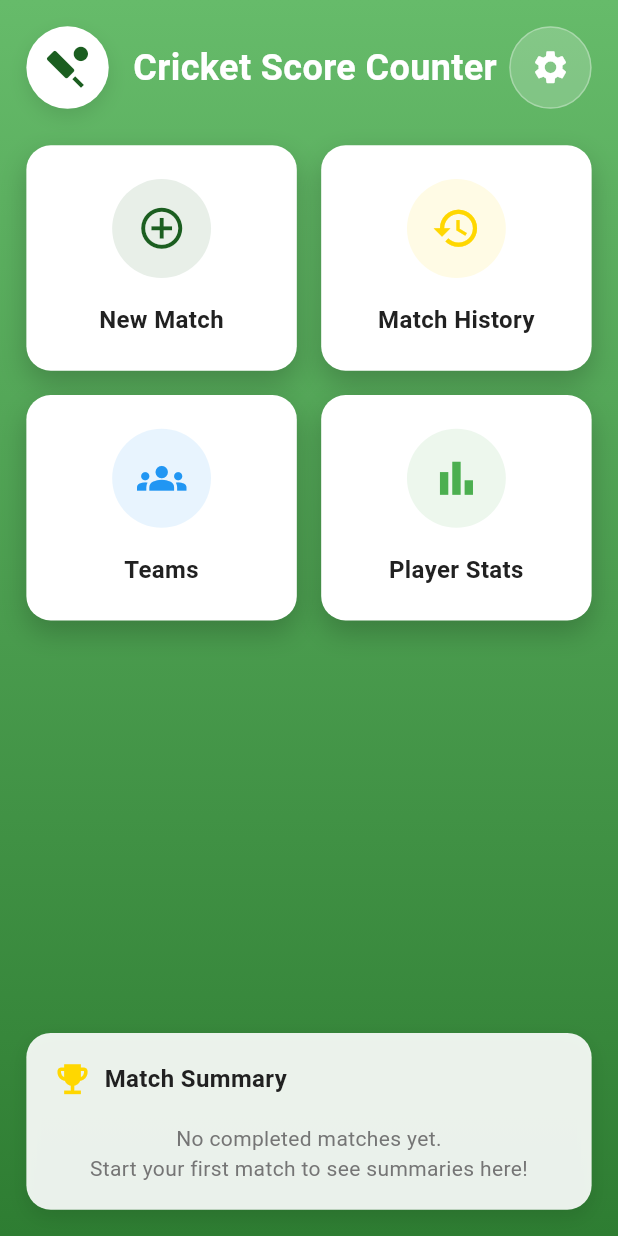
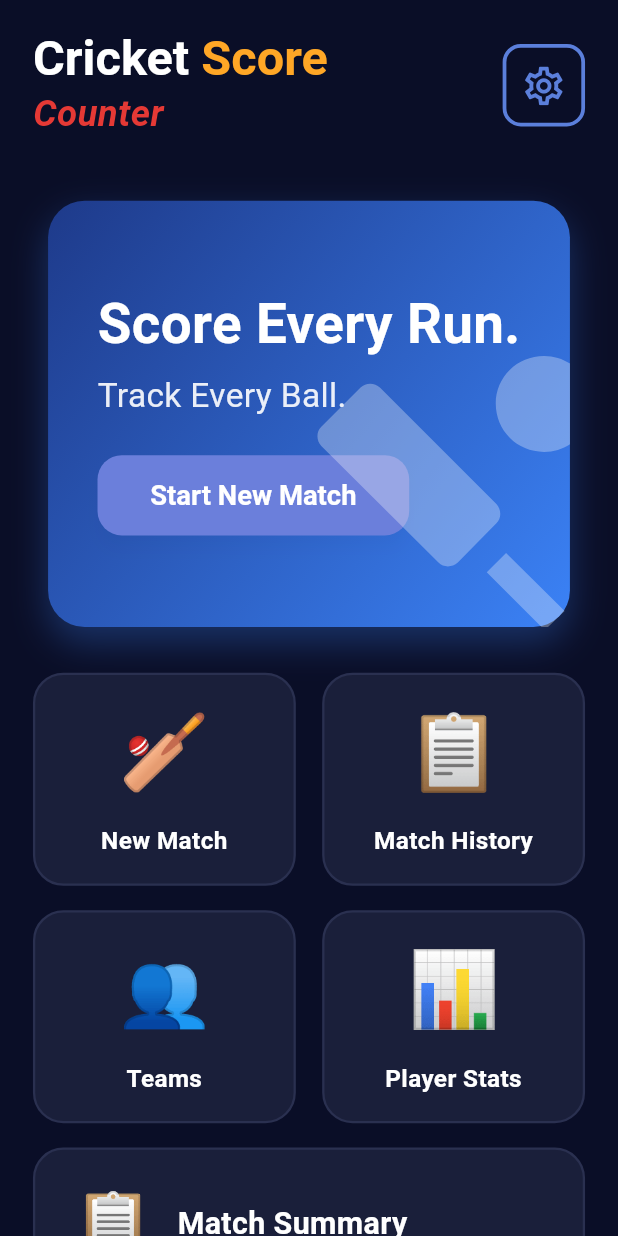
Before and after one commit to rahmatillodev/Yolo247, a Flutter app: the screen it shows after launch, after a tap on "Get Started", on a phone screen of 412 x 824 dp. Run offline on Flutter 3.47's test engine with Material 3 defaults, Android fonts, the phone set to English and light mode, and no system bars; drawn by our look-alikes of flutter_animate; our stand-ins replace equatable, fl_chart, flutter_bloc, flutter_screenutil, freezed_annotation, shared_preferences.

Commit message:
2 screens changed

```diff
--- a/lib/features/home/home_screen.dart
+++ b/lib/features/home/home_screen.dart
@@ -1,9 +1,5 @@
 import 'package:flutter/material.dart';
 import 'package:flutter_screenutil/flutter_screenutil.dart';
-import 'package:flutter_animate/flutter_animate.dart';
-import '../../core/theme/app_colors.dart';
-import '../../core/theme/app_fonts.dart';
-import '../../core/constants/app_constants.dart';
 
 class HomeScreen extends StatelessWidget {
   const HomeScreen({super.key});
@@ -11,27 +7,77 @@ class HomeScreen extends StatelessWidget {
   @override
   Widget build(BuildContext context) {
     return Scaffold(
-      body: Container(
-        decoration: const BoxDecoration(gradient: AppColors.fieldGradient),
-        child: SafeArea(
-          child: Padding(
-            padding: AppConstants.defaultPadding,
+      backgroundColor: const Color(0xFF0A0E27),
+      body: SafeArea(
+        child: SingleChildScrollView(
           child: Column(
             children: [
               // Header
               _buildHeader(context),
 
-                SizedBox(height: AppConstants.largeSpacing),
+              SizedBox(height: 20.h),
 
-                // Main Menu
-                Expanded(child: _buildMainMenu(context)),
+              // Hero Section
+              _buildHeroSection(context),
 
-                SizedBox(height: AppConstants.largeSpacing),
+              SizedBox(height: 30.h),
 
-                // Match Summary
-                _buildMatchSummary(context),
+              // Menu Grid
+              Padding(
+                padding: EdgeInsets.symmetric(horizontal: 20.w),
+                child: Column(
+                  children: [
+                    Row(
+                      children: [
+                        Expanded(
+                          child: _buildMenuCard(
+                            context: context,
+                            title: 'New Match',
+                            icon: '🏏',
+                            onTap: () => Navigator.pushNamed(context, '/new-match'),
+                          ),
+                        ),
+                        SizedBox(width: 16.w),
+                        Expanded(
+                          child: _buildMenuCard(
+                            context: context,
+                            title: 'Match History',
+                            icon: '📋',
+                            onTap: () => Navigator.pushNamed(context, '/match-history'),
+                          ),
+                        ),
                       ],
                     ),
+                    SizedBox(height: 16.h),
+                    Row(
+                      children: [
+                        Expanded(
+                          child: _buildMenuCard(
+                            context: context,
+                            title: 'Teams',
+                            icon: '👥',
+                            onTap: () => Navigator.pushNamed(context, '/team-management'),
+                          ),
+                        ),
+                        SizedBox(width: 16.w),
+                        Expanded(
+                          child: _buildMenuCard(
+                            context: context,
+                            title: 'Player Stats',
+                            icon: '📊',
+                            onTap: () => Navigator.pushNamed(context, '/player-stats'),
+                          ),
+                        ),
+                      ],
+                    ),
+                    SizedBox(height: 16.h),
+                    _buildMatchSummaryCard(context),
+                  ],
+                ),
+              ),
+
+              SizedBox(height: 30.h),
+            ],
           ),
         ),
       ),
@@ -39,38 +85,44 @@ class HomeScreen extends StatelessWidget {
   }
 
   Widget _buildHeader(BuildContext context) {
-    return Row(
+    return Padding(
+      padding: EdgeInsets.symmetric(horizontal: 20.w, vertical: 20.h),
+      child: Row(
         mainAxisAlignment: MainAxisAlignment.spaceBetween,
         children: [
-            // Logo
-            Row(
+          // App Title
+          Column(
+            crossAxisAlignment: CrossAxisAlignment.start,
             children: [
-                Container(
-                  width: 50.w,
-                  height: 50.w,
-                  decoration: BoxDecoration(
-                    color: AppColors.surface,
-                    borderRadius: AppConstants.circularBorderRadius,
-                    boxShadow: [
-                      BoxShadow(
-                        color: AppColors.shadow,
-                        blurRadius: 10.r,
-                        offset: Offset(0, 5.h),
+              RichText(
+                text: TextSpan(
+                  children: [
+                    TextSpan(
+                      text: 'Cricket ',
+                      style: TextStyle(
+                        color: Colors.white,
+                        fontSize: 32.sp,
+                        fontWeight: FontWeight.bold,
+                      ),
+                    ),
+                    TextSpan(
+                      text: 'Score',
+                      style: TextStyle(
+                        color: const Color(0xFFFFA726),
+                        fontSize: 32.sp,
+                        fontWeight: FontWeight.bold,
+                      ),
                     ),
                   ],
                 ),
-                  child: Icon(
-                    Icons.sports_cricket,
-                    size: 30.w,
-                    color: AppColors.primary,
               ),
-                ),
-                SizedBox(width: AppConstants.mediumSpacing),
               Text(
-                  AppTexts.appName,
-                  style: AppFonts.headline5.copyWith(
-                    color: AppColors.textWhite,
-                    fontWeight: AppFonts.bold,
+                'Counter',
+                style: TextStyle(
+                  color: const Color(0xFFE53935),
+                  fontSize: 24.sp,
+                  fontWeight: FontWeight.w600,
+                  fontStyle: FontStyle.italic,
                 ),
               ),
             ],
@@ -81,11 +133,11 @@ class HomeScreen extends StatelessWidget {
             width: 50.w,
             height: 50.w,
             decoration: BoxDecoration(
-                color: AppColors.surface.withOpacity(0.2),
-                borderRadius: AppConstants.circularBorderRadius,
+              color: Colors.transparent,
+              borderRadius: BorderRadius.circular(12.r),
               border: Border.all(
-                  color: AppColors.surface.withOpacity(0.3),
-                  width: 1,
+                color: const Color(0xFF5B7FDB),
+                width: 2.5,
               ),
             ),
             child: IconButton(
@@ -93,179 +145,199 @@ class HomeScreen extends StatelessWidget {
                 // TODO: Navigate to settings
               },
               icon: Icon(
-                  Icons.settings,
-                  size: 24.w,
-                  color: AppColors.textWhite,
+                Icons.settings_outlined,
+                size: 28.w,
+                color: const Color(0xFF5B7FDB),
+              ),
+              padding: EdgeInsets.zero,
+            ),
+          ),
+        ],
+      ),
+    );
+  }
+
+  Widget _buildHeroSection(BuildContext context) {
+    return Container(
+      margin: EdgeInsets.symmetric(horizontal: 20.w),
+      height: 280.h,
+      decoration: BoxDecoration(
+        gradient: const LinearGradient(
+          colors: [
+            Color(0xFF1E3A8A),
+            Color(0xFF3B82F6),
+          ],
+          begin: Alignment.topLeft,
+          end: Alignment.bottomRight,
+        ),
+        borderRadius: BorderRadius.circular(24.r),
+        boxShadow: [
+          BoxShadow(
+            color: const Color(0xFF3B82F6).withOpacity(0.3),
+            blurRadius: 20,
+            offset: const Offset(0, 10),
+          ),
+        ],
+      ),
+      child: Stack(
+        children: [
+          // Background Pattern
+          Positioned(
+            right: -20,
+            top: 20,
+            bottom: 20,
+            child: Opacity(
+              opacity: 0.1,
+              child: Image.asset(
+                'assets/images/cricket_pattern.png',
+                fit: BoxFit.cover,
+                errorBuilder: (context, error, stackTrace) => const SizedBox(),
+              ),
+            ),
+          ),
+
+          // Content
+          Padding(
+            padding: EdgeInsets.all(30.w),
+            child: Column(
+              crossAxisAlignment: CrossAxisAlignment.start,
+              mainAxisAlignment: MainAxisAlignment.center,
+              children: [
+                Text(
+                  'Score Every Run.',
+                  style: TextStyle(
+                    color: Colors.white,
+                    fontSize: 36.sp,
+                    fontWeight: FontWeight.bold,
+                    height: 1.2,
+                  ),
+                ),
+                SizedBox(height: 8.h),
+                Text(
+                  'Track Every Ball.',
+                  style: TextStyle(
+                    color: Colors.white.withOpacity(0.9),
+                    fontSize: 22.sp,
+                    fontWeight: FontWeight.w400,
+                  ),
+                ),
+                SizedBox(height: 24.h),
+                ElevatedButton(
+                  onPressed: () => Navigator.pushNamed(context, '/new-match'),
+                  style: ElevatedButton.styleFrom(
+                    backgroundColor: const Color(0xFF6B7FDB),
+                    foregroundColor: Colors.white,
+                    padding: EdgeInsets.symmetric(horizontal: 32.w, vertical: 16.h),
+                    shape: RoundedRectangleBorder(
+                      borderRadius: BorderRadius.circular(16.r),
+                    ),
+                    elevation: 5,
+                  ),
+                  child: Text(
+                    'Start New Match',
+                    style: TextStyle(
+                      fontSize: 18.sp,
+                      fontWeight: FontWeight.w600,
                     ),
                   ),
                 ),
               ],
-        )
-        .animate()
-        .fadeIn(duration: AppConstants.mediumAnimation)
-        .slideY(begin: -0.3, end: 0, duration: AppConstants.mediumAnimation);
-  }
+            ),
+          ),
 
-  Widget _buildMainMenu(BuildContext context) {
-    return GridView.count(
-      crossAxisCount: 2,
-      crossAxisSpacing: AppConstants.mediumSpacing,
-      mainAxisSpacing: AppConstants.mediumSpacing,
-      childAspectRatio: 1.2,
-      children: [
-        _buildMenuCard(
-          context: context,
-          title: AppTexts.newMatch,
-          icon: Icons.add_circle_outline,
-          color: AppColors.primary,
-          onTap: () => Navigator.pushNamed(context, '/new-match'),
-          delay: const Duration(milliseconds: 100),
+          // Cricket Player Image (placeholder)
+          Positioned(
+            right: -30.w,
+            bottom: -20.h,
+            child: Opacity(
+              opacity: 0.3,
+              child: Icon(
+                Icons.sports_cricket,
+                size: 200.w,
+                color: Colors.white,
               ),
-        _buildMenuCard(
-          context: context,
-          title: AppTexts.matchHistory,
-          icon: Icons.history,
-          color: AppColors.secondary,
-          onTap: () => Navigator.pushNamed(context, '/match-history'),
-          delay: const Duration(milliseconds: 200),
             ),
-        _buildMenuCard(
-          context: context,
-          title: AppTexts.teams,
-          icon: Icons.groups,
-          color: AppColors.info,
-          onTap: () => Navigator.pushNamed(context, '/team-management'),
-          delay: const Duration(milliseconds: 300),
-        ),
-        _buildMenuCard(
-          context: context,
-          title: AppTexts.playerStats,
-          icon: Icons.bar_chart,
-          color: AppColors.success,
-          onTap: () => Navigator.pushNamed(context, '/player-stats'),
-          delay: const Duration(milliseconds: 400),
           ),
         ],
+      ),
     );
   }
 
   Widget _buildMenuCard({
     required BuildContext context,
     required String title,
-    required IconData icon,
-    required Color color,
+    required String icon,
     required VoidCallback onTap,
-    required Duration delay,
   }) {
     return GestureDetector(
       onTap: onTap,
       child: Container(
+        height: 140.h,
         decoration: BoxDecoration(
-              color: AppColors.surface,
-              borderRadius: AppConstants.largeBorderRadius,
-              boxShadow: [
-                BoxShadow(
-                  color: AppColors.shadowDark,
-                  blurRadius: 15.r,
-                  offset: Offset(0, 8.h),
+          color: const Color(0xFF1A1F3A),
+          borderRadius: BorderRadius.circular(20.r),
+          border: Border.all(
+            color: const Color(0xFF2A3050),
+            width: 1.5,
           ),
-              ],
         ),
         child: Column(
           mainAxisAlignment: MainAxisAlignment.center,
           children: [
-                Container(
-                  width: 60.w,
-                  height: 60.w,
-                  decoration: BoxDecoration(
-                    color: color.withOpacity(0.1),
-                    borderRadius: AppConstants.circularBorderRadius,
+            Text(
+              icon,
+              style: TextStyle(fontSize: 48.sp),
             ),
-                  child: Icon(icon, size: 30.w, color: color),
-                ),
-                SizedBox(height: AppConstants.mediumSpacing),
+            SizedBox(height: 12.h),
             Text(
               title,
-                  style: AppFonts.subtitle1.copyWith(
-                    color: AppColors.textPrimary,
-                    fontWeight: AppFonts.semiBold,
+              style: TextStyle(
+                color: Colors.white,
+                fontSize: 16.sp,
+                fontWeight: FontWeight.w600,
               ),
               textAlign: TextAlign.center,
             ),
           ],
         ),
       ),
-        )
-        .animate()
-        .fadeIn(duration: AppConstants.mediumAnimation, delay: delay)
-        .slideY(
-          begin: 0.3,
-          end: 0,
-          duration: AppConstants.mediumAnimation,
-          delay: delay,
-        )
-        .then()
-        .shimmer(
-          duration: AppConstants.longAnimation,
-          color: color.withOpacity(0.3),
     );
   }
 
-  Widget _buildMatchSummary(BuildContext context) {
-    return Container(
+  Widget _buildMatchSummaryCard(BuildContext context) {
+    return GestureDetector(
+      onTap: () {
+        // TODO: Navigate to match summary
+      },
+      child: Container(
         width: double.infinity,
-          padding: AppConstants.defaultPadding,
+        padding: EdgeInsets.symmetric(horizontal: 24.w, vertical: 20.h),
         decoration: BoxDecoration(
-            color: AppColors.surface.withOpacity(0.9),
-            borderRadius: AppConstants.largeBorderRadius,
-            boxShadow: [
-              BoxShadow(
-                color: AppColors.shadow,
-                blurRadius: 10.r,
-                offset: Offset(0, 5.h),
+          color: const Color(0xFF1A1F3A),
+          borderRadius: BorderRadius.circular(20.r),
+          border: Border.all(
+            color: const Color(0xFF2A3050),
+            width: 1.5,
           ),
-            ],
         ),
-          child: Column(
+        child: Row(
           children: [
-              Row(
-                children: [
-                  Icon(
-                    Icons.emoji_events,
-                    size: 24.w,
-                    color: AppColors.secondary,
+            Text(
+              '📋',
+              style: TextStyle(fontSize: 40.sp),
             ),
-                  SizedBox(width: AppConstants.smallSpacing),
+            SizedBox(width: 16.w),
             Text(
-                    AppTexts.matchSummary,
-                    style: AppFonts.subtitle1.copyWith(
-                      color: AppColors.textPrimary,
-                      fontWeight: AppFonts.semiBold,
+              'Match Summary',
+              style: TextStyle(
+                color: Colors.white,
+                fontSize: 20.sp,
+                fontWeight: FontWeight.w600,
               ),
             ),
           ],
         ),
-              SizedBox(height: AppConstants.mediumSpacing),
-              Text(
-                'No completed matches yet.\nStart your first match to see summaries here!',
-                style: AppFonts.bodyText2.copyWith(
-                  color: AppColors.textSecondary,
       ),
-                textAlign: TextAlign.center,
-              ),
-            ],
-          ),
-        )
-        .animate()
-        .fadeIn(
-          duration: AppConstants.mediumAnimation,
-          delay: const Duration(milliseconds: 500),
-        )
-        .slideY(
-          begin: 0.3,
-          end: 0,
-          duration: AppConstants.mediumAnimation,
-          delay: const Duration(milliseconds: 500),
     );
   }
 }
--- a/lib/features/splash/splash_screen.dart
+++ b/lib/features/splash/splash_screen.dart
@@ -1,10 +1,5 @@
 import 'package:flutter/material.dart';
-import 'package:flutter_animate/flutter_animate.dart';
 import 'package:flutter_screenutil/flutter_screenutil.dart';
-
-import '../../core/constants/app_constants.dart';
-import '../../core/theme/app_colors.dart';
-import '../../core/theme/app_fonts.dart';
 
 class SplashScreen extends StatefulWidget {
   const SplashScreen({super.key});
@@ -30,107 +25,37 @@ class _SplashScreenState extends State<SplashScreen> {
   @override
   Widget build(BuildContext context) {
     return Scaffold(
-      body: Container(
-        decoration: const BoxDecoration(gradient: AppColors.fieldGradient),
-        child: Center(
-          child: Column(
-            mainAxisAlignment: MainAxisAlignment.center,
-            children: [
-              // Logo
-              Container(
-                    width: 120.w,
-                    height: 120.w,
-                    decoration: BoxDecoration(
-                      color: AppColors.surface,
-                      borderRadius: AppConstants.circularBorderRadius,
-                      boxShadow: [
-                        BoxShadow(
-                          color: AppColors.shadowDark,
-                          blurRadius: 20.r,
-                          offset: Offset(0, 10.h),
-                        ),
-                      ],
-                    ),
-                    child: Icon(
-                      Icons.sports_cricket,
-                      size: 60.w,
-                      color: AppColors.primary,
-                    ),
-                  )
-                  .animate()
-                  .scale(
-                    duration: AppConstants.mediumAnimation,
-                    curve: Curves.elasticOut,
-                  )
-                  .then()
-                  .shimmer(
-                    duration: AppConstants.longAnimation,
-                    color: AppColors.secondary.withValues(alpha: 0.5),
-                  ),
+      backgroundColor: Colors.black,
+      body: Center(
+        child: Column(
+          mainAxisAlignment: MainAxisAlignment.center,
+          children: [
+            // Loading text
+            Text(
+              'Loading...',
+              style: TextStyle(
+                color: Colors.white,
+                fontSize: 48.sp,
+                fontWeight: FontWeight.bold,
+                letterSpacing: 2,
+              ),
+            ),
 
-              SizedBox(height: AppConstants.largeSpacing),
+            SizedBox(height: 60.h),
 
-              // App Name
-              Text(
-                    AppTexts.appName,
-                    style: AppFonts.headline2.copyWith(
-                      color: AppColors.textWhite,
-                      fontWeight: AppFonts.bold,
-                    ),
-                    textAlign: TextAlign.center,
-                  )
-                  .animate()
-                  .fadeIn(
-                    duration: AppConstants.mediumAnimation,
-                    delay: const Duration(milliseconds: 500),
-                  )
-                  .slideY(
-                    begin: 0.3,
-                    end: 0,
-                    duration: AppConstants.mediumAnimation,
-                    delay: const Duration(milliseconds: 500),
-                  ),
-
-              SizedBox(height: AppConstants.mediumSpacing),
-
-              // Tagline
-              Text(
-                    AppTexts.appTagline,
-                    style: AppFonts.bodyText1.copyWith(
-                      color: AppColors.textWhite.withOpacity(0.9),
-                    ),
-                    textAlign: TextAlign.center,
-                  )
-                  .animate()
-                  .fadeIn(
-                    duration: AppConstants.mediumAnimation,
-                    delay: const Duration(milliseconds: 800),
-                  )
-                  .slideY(
-                    begin: 0.3,
-                    end: 0,
-                    duration: AppConstants.mediumAnimation,
-                    delay: const Duration(milliseconds: 800),
-                  ),
-
-              SizedBox(height: AppConstants.extraLargeSpacing),
-
-              // Loading Indicator
-              SizedBox(
-                width: 40.w,
-                height: 40.w,
-                child: CircularProgressIndicator(
-                  strokeWidth: 3.w,
-                  valueColor: AlwaysStoppedAnimation<Color>(
-                    AppColors.textWhite.withOpacity(0.8),
-                  ),
+            // Circular progress indicator
+            SizedBox(
+              width: 80.w,
+              height: 80.w,
+              child: CircularProgressIndicator(
+                strokeWidth: 8.w,
+                valueColor: const AlwaysStoppedAnimation<Color>(
+                  Color(0xFF5B6FA8), // Blue-purple color from the image
                 ),
-              ).animate().fadeIn(
-                duration: AppConstants.shortAnimation,
-                delay: const Duration(milliseconds: 1200),
+                backgroundColor: const Color(0xFF2A3654), // Darker blue-purple
               ),
-            ],
-          ),
+            ),
+          ],
         ),
       ),
     );
```
Also changed, not shown: pubspec.lock. Lines whose indentation alone changed are shown as unchanged.
